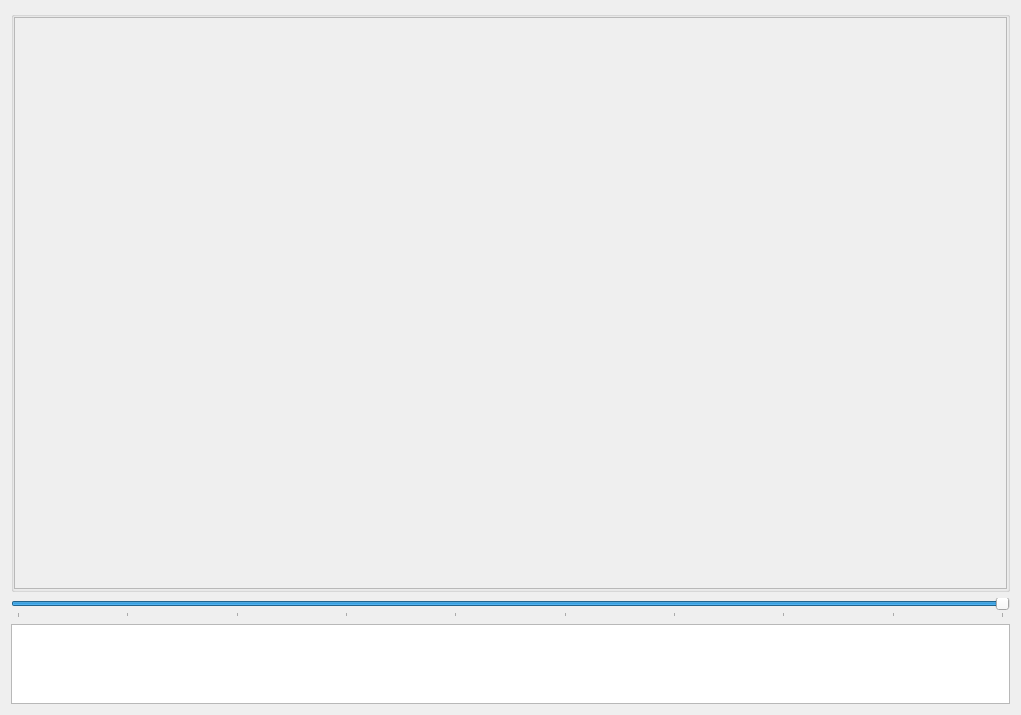
This is GUI_UIs/ui_dialog_view_image.ui in ccbogel/QualCoder as Qt 5 draws it before an edit. The edited form follows.
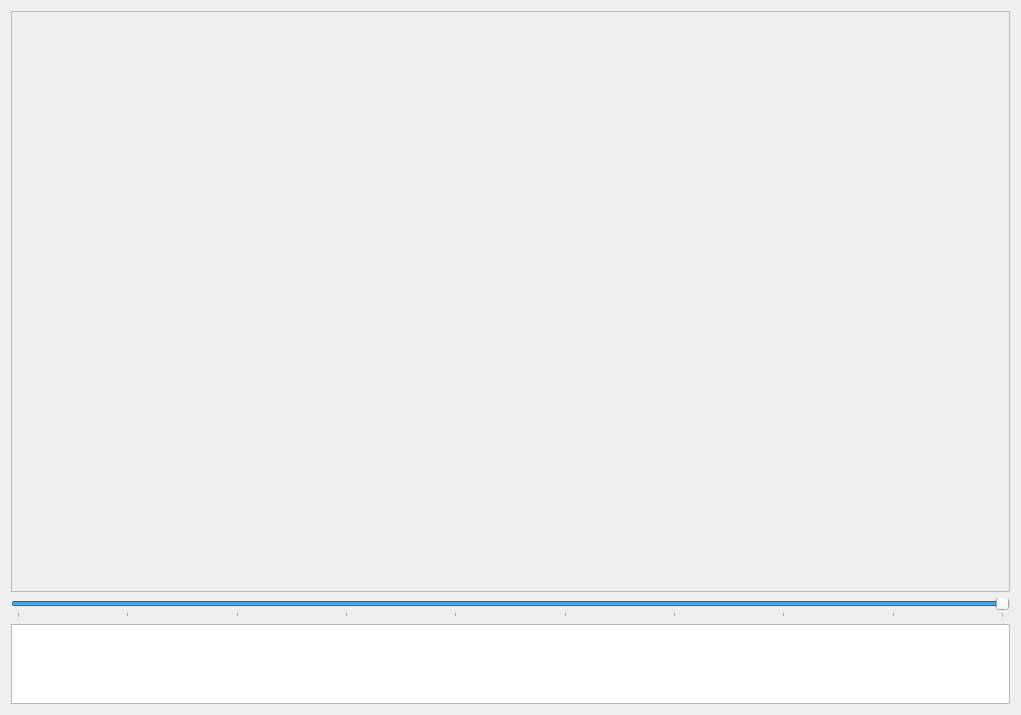
This is the edited form.

Patch:
```diff
--- a/GUI_UIs/ui_dialog_view_image.ui
+++ b/GUI_UIs/ui_dialog_view_image.ui
@@ -14,7 +14,7 @@
    <string>View Image</string>
   </property>
   <layout class="QGridLayout" name="gridLayout">
-   <item row="3" column="0">
+   <item row="2" column="0">
     <widget class="QSlider" name="horizontalSlider">
      <property name="minimum">
       <number>9</number>
@@ -36,44 +36,7 @@
      </property>
     </widget>
    </item>
-   <item row="2" column="0">
-    <widget class="QGroupBox" name="groupBox">
-     <property name="title">
-      <string/>
-     </property>
-     <layout class="QGridLayout" name="gridLayout_2">
-      <property name="margin">
-       <number>0</number>
-      </property>
-      <property name="spacing">
-       <number>0</number>
-      </property>
-      <item row="0" column="0">
-       <widget class="QSplitter" name="splitter">
-        <property name="orientation">
-         <enum>Qt::Horizontal</enum>
-        </property>
-        <widget class="QScrollArea" name="scrollArea">
-         <property name="widgetResizable">
-          <bool>true</bool>
-         </property>
-         <widget class="QWidget" name="scrollAreaWidgetContents">
-          <property name="geometry">
-           <rect>
-            <x>0</x>
-            <y>0</y>
-            <width>993</width>
-            <height>562</height>
-           </rect>
-          </property>
-         </widget>
-        </widget>
-       </widget>
-      </item>
-     </layout>
-    </widget>
-   </item>
-   <item row="4" column="0">
+   <item row="3" column="0">
     <widget class="QTextEdit" name="textEdit">
      <property name="maximumSize">
       <size>
@@ -86,6 +49,23 @@
      </property>
     </widget>
    </item>
+   <item row="0" column="0">
+    <widget class="QScrollArea" name="scrollArea">
+     <property name="widgetResizable">
+      <bool>true</bool>
+     </property>
+     <widget class="QWidget" name="scrollAreaWidgetContents">
+      <property name="geometry">
+       <rect>
+        <x>0</x>
+        <y>0</y>
+        <width>1001</width>
+        <height>583</height>
+       </rect>
+      </property>
+     </widget>
+    </widget>
+   </item>
   </layout>
  </widget>
  <resources/>
```
